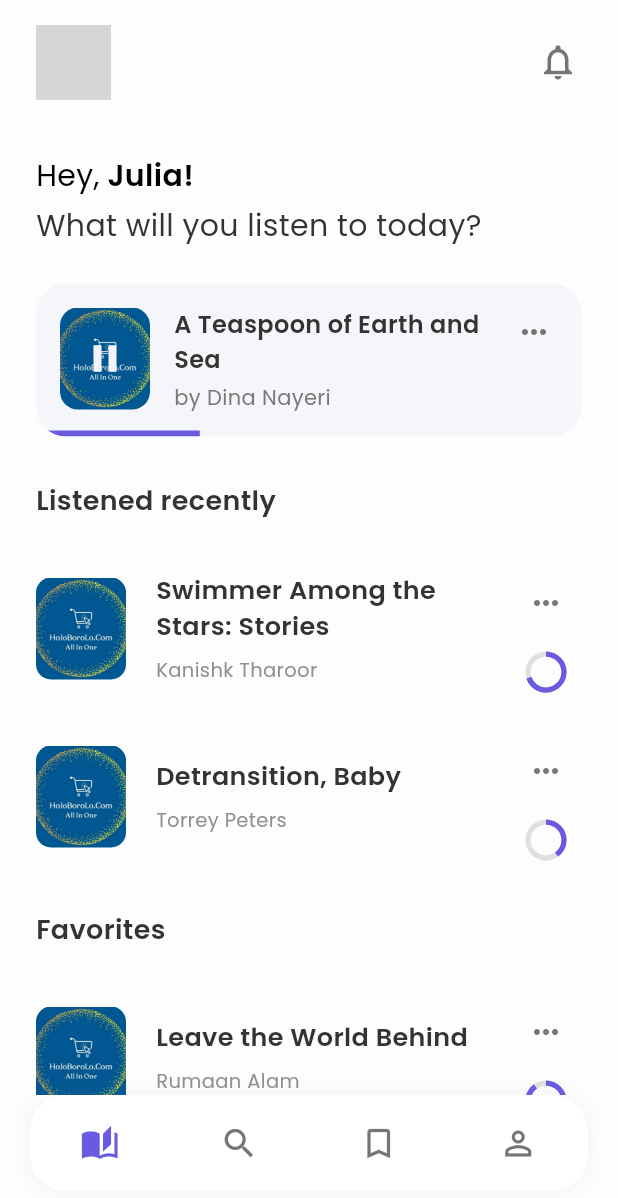
After one commit to moinulislam0/pinterest_ui, a Flutter app: the AudiobookHomeScreen screen opened directly, on a phone screen of 412 x 824 dp. The commit adds this screen. Shown: the top 1198 px of the screen. Run offline on Flutter 3.47's test engine with Material 3 defaults, Android fonts, the phone set to English and light mode, and no system bars; grey boxes are pictures that could not be loaded.

Commit message:
music screen 1st screen completed

```diff
--- a/lib/core/colors.dart
+++ b/lib/core/colors.dart
@@ -59,4 +59,9 @@ class AppColors {
   static const Color navIconActive = Color(0xFF00C853);
   static const Color navIconInactive = Color(0xFFBDBDBD);
   static const Color orange = Color(0xFFe47a12);
+
+  static const Color iconColor = Color(0xFF757575);
+  static const Color progressTrack = Color(0xFFE0E0E0);
+  static const Color playGrColor = Color(0xFFf5f6fa);
+  static const Color bg = Color(0xFFfdfdfd);
 }
--- a/lib/core/images.dart
+++ b/lib/core/images.dart
@@ -3,4 +3,5 @@ class AppsImages {
   static const String con_man = 'assets/images/con_man.png';
   static const String con_mac = 'assets/images/con_mac.png';
   static const String plumber = 'assets/images/ele.png';
+  static const String swm = 'assets/images/swm.jpg';
 }
--- /dev/null
+++ b/lib/music_Screen/design1.dart
@@ -0,0 +1,460 @@
+import 'package:flutter/material.dart';
+import 'package:pinterest_ui/core/colors.dart';
+import 'package:pinterest_ui/core/images.dart';
+
+class AudiobookHomeScreen extends StatefulWidget {
+  const AudiobookHomeScreen({super.key});
+
+  @override
+  State<AudiobookHomeScreen> createState() => _AudiobookHomeScreenState();
+}
+
+class _AudiobookHomeScreenState extends State<AudiobookHomeScreen> {
+  int _selectedIndex = 0;
+
+  void onItemTapped(int index) {
+    setState(() {
+      _selectedIndex = index;
+    });
+  }
+
+  @override
+  Widget build(BuildContext context) {
+    return Scaffold(
+      appBar: AppBar(
+        toolbarHeight: 83,
+        backgroundColor: AppColors.bg,
+        title: Padding(
+          padding: const EdgeInsets.only(left: 8),
+          child: AppBarWidget(key: ValueKey('app_bar_widget')),
+        ),
+        automaticallyImplyLeading: false,
+        scrolledUnderElevation: 0,
+        elevation: 0,
+      ),
+      backgroundColor: AppColors.bg,
+      body: SafeArea(
+        bottom: false,
+        child: Column(
+          children: [
+            Expanded(
+              child: SingleChildScrollView(
+                child: Padding(
+                  padding: const EdgeInsets.symmetric(horizontal: 24.0),
+                  child: Column(
+                    crossAxisAlignment: CrossAxisAlignment.start,
+                    children: [
+                      const SizedBox(height: 20),
+
+                      const GreetingWidget(),
+                      const SizedBox(height: 24),
+                      const CurrentlyPlayingCard(),
+                      const SizedBox(height: 30),
+                      const SectionHeader(title: "Listened recently"),
+                      const SizedBox(height: 16),
+                      const BookListItem(
+                        title: 'Swimmer Among the Stars: Stories',
+                        author: 'Kanishk Tharoor',
+                        progress: 0.7,
+                        img: AppsImages.swm,
+                      ),
+                      const BookListItem(
+                        title: 'Detransition, Baby',
+                        author: 'Torrey Peters',
+                        progress: 0.4,
+                        img: AppsImages.swm,
+                      ),
+                      const SizedBox(height: 20),
+                      const SectionHeader(title: "Favorites"),
+                      const SizedBox(height: 16),
+                      const BookListItem(
+                        title: 'Leave the World Behind',
+                        author: 'Rumaan Alam',
+                        progress: 0.9,
+                        img: AppsImages.swm,
+                      ),
+                      const SizedBox(
+                        height: 100,
+                      ), // স্ক্রলিং এর জন্য অতিরিক্ত জায়গা
+                    ],
+                  ),
+                ),
+              ),
+            ),
+          ],
+        ),
+      ),
+      bottomNavigationBar: BottomNavBar(
+        selectedIndex: _selectedIndex,
+        onItemTapped: onItemTapped,
+      ),
+    );
+  }
+}
+
+// উপরের অ্যাপ বার
+class AppBarWidget extends StatelessWidget {
+  const AppBarWidget({super.key});
+
+  @override
+  Widget build(BuildContext context) {
+    return Row(
+      mainAxisAlignment: MainAxisAlignment.spaceBetween,
+      children: [
+        Container(
+          width: 50.0, // একটি নির্দিষ্ট चौड़ाई দিন
+          height: 50.0,
+          decoration: BoxDecoration(
+            borderRadius: BorderRadius.circular(30),
+            image: DecorationImage(
+              image: AssetImage(AppsImages.appLogo),
+              fit: BoxFit.cover,
+            ),
+          ),
+        ),
+        IconButton(
+          icon: const Icon(
+            Icons.notifications_none_outlined,
+            size: 28,
+            color: AppColors.iconColor,
+          ),
+          onPressed: () {},
+        ),
+      ],
+    );
+  }
+}
+
+// অভিবাদন টেক্সট
+class GreetingWidget extends StatelessWidget {
+  const GreetingWidget({super.key});
+
+  @override
+  Widget build(BuildContext context) {
+    return Column(
+      crossAxisAlignment: CrossAxisAlignment.start,
+      children: [
+        Wrap(
+          children: [
+            Text(
+              'Hey,',
+              style: TextStyle(
+                fontSize: 20,
+                fontWeight: FontWeight.w400,
+                color: AppColors.secondaryText,
+              ),
+            ),
+            Text(
+              ' Julia!',
+              style: TextStyle(
+                fontSize: 20,
+                fontWeight: FontWeight.w600,
+                color: AppColors.secondaryText,
+              ),
+            ),
+          ],
+        ),
+        SizedBox(height: 4),
+        Text(
+          'What will you listen to today?',
+          style: TextStyle(
+            fontSize: 20,
+            fontWeight: FontWeight.w400,
+            color: AppColors.primaryText,
+          ),
+        ),
+      ],
+    );
+  }
+}
+
+class CurrentlyPlayingCard extends StatelessWidget {
+  const CurrentlyPlayingCard({super.key});
+
+  @override
+  Widget build(BuildContext context) {
+    const double cardBorderRadius = 20.0;
+
+    return Container(
+      decoration: BoxDecoration(
+        borderRadius: BorderRadius.circular(cardBorderRadius),
+      ),
+      // Stack এর চাইল্ডগুলোকে গোলাকার বর্ডারের ভেতরে রাখার জন্য ClipRRect
+      child: ClipRRect(
+        borderRadius: BorderRadius.circular(cardBorderRadius),
+        child: Stack(
+          children: [
+            // Layer 1: মূল কন্টেন্ট এবং ব্যাকগ্রাউন্ড
+            Container(
+              color: AppColors.playGrColor,
+              padding: const EdgeInsets.all(16.0),
+              child: Row(
+                crossAxisAlignment: CrossAxisAlignment.start,
+                children: [
+                  Container(
+                    width: 60,
+                    height: 68,
+                    decoration: BoxDecoration(
+                      color: AppColors.playGrColor,
+                      borderRadius: BorderRadius.circular(12.0),
+                      image: DecorationImage(
+                        image: AssetImage(AppsImages.swm),
+                        fit: BoxFit.cover,
+                      ),
+                    ),
+                    child: const Icon(
+                      Icons.pause,
+                      color: AppColors.background,
+                      size: 30,
+                    ),
+                  ),
+                  const SizedBox(width: 16),
+
+                  Expanded(
+                    child: Row(
+                      crossAxisAlignment: CrossAxisAlignment.start,
+                      children: [
+                        const Expanded(
+                          child: Column(
+                            crossAxisAlignment: CrossAxisAlignment.start,
+                            children: [
+                              Text(
+                                'A Teaspoon of Earth and Sea',
+                                style: TextStyle(
+                                  fontSize: 16,
+                                  fontWeight: FontWeight.w600,
+                                  color: AppColors.primaryText,
+                                ),
+                              ),
+                              SizedBox(height: 4),
+                              Text(
+                                'by Dina Nayeri',
+                                style: TextStyle(
+                                  fontSize: 14,
+                                  color: Color.fromARGB(255, 122, 121, 121),
+                                ),
+                              ),
+                            ],
+                          ),
+                        ),
+                        const SizedBox(width: 16),
+                        Material(
+                          color: Colors.transparent,
+                          child: InkWell(
+                            customBorder: const CircleBorder(),
+                            onTap: () {},
+                            child: const Padding(
+                              padding: EdgeInsets.all(4.0),
+                              child: Icon(
+                                Icons.more_horiz,
+                                color: AppColors.iconColor,
+                              ),
+                            ),
+                          ),
+                        ),
+                      ],
+                    ),
+                  ),
+                ],
+              ),
+            ),
+            // Layer 2: Progress Indicator (Stack এর উপরে বসানো)
+            Positioned(
+              bottom: 0,
+              left: 0,
+              right: 0,
+              child: const LinearProgressIndicator(
+                value: 0.3,
+                backgroundColor: Colors.transparent,
+                valueColor: AlwaysStoppedAnimation<Color>(AppColors.eventBlue),
+                minHeight: 4,
+              ),
+            ),
+          ],
+        ),
+      ),
+    );
+  }
+}
+
+// সেকশনের হেডার
+class SectionHeader extends StatelessWidget {
+  final String title;
+  const SectionHeader({super.key, required this.title});
+
+  @override
+  Widget build(BuildContext context) {
+    return Text(
+      title,
+      style: const TextStyle(
+        fontSize: 18,
+        fontWeight: FontWeight.w600,
+        color: AppColors.primaryText,
+      ),
+    );
+  }
+}
+
+// অডিওবুকের লিস্ট আইটেম
+class BookListItem extends StatelessWidget {
+  final String title;
+  final String author;
+  final double progress;
+  final String img;
+
+  const BookListItem({
+    super.key,
+    required this.title,
+    required this.author,
+    required this.progress,
+    required this.img,
+  });
+
+  @override
+  Widget build(BuildContext context) {
+    return Padding(
+      padding: const EdgeInsets.symmetric(vertical: 15.0),
+      child: Row(
+        children: [
+          SizedBox(
+            width: 60,
+            height: 68,
+
+            child: ClipRRect(
+              borderRadius: BorderRadius.circular(10.0),
+              child: Image.asset(img, fit: BoxFit.cover),
+            ),
+          ),
+
+          // --- --- --- --- --- ---
+          const SizedBox(width: 20),
+          Expanded(
+            child: Column(
+              crossAxisAlignment: CrossAxisAlignment.start,
+
+              children: [
+                Text(
+                  title,
+                  style: const TextStyle(
+                    fontSize: 17,
+                    fontWeight: FontWeight.w600,
+                    color: AppColors.primaryText,
+                  ),
+                ),
+                SizedBox(height: 8),
+                Text(
+                  author,
+                  style: const TextStyle(
+                    fontSize: 13,
+                    color: Color.fromARGB(255, 145, 143, 143),
+                  ),
+                ),
+              ],
+            ),
+          ),
+          SizedBox(width: 20),
+          Column(
+            children: [
+              IconButton(
+                padding: EdgeInsets.zero,
+                constraints: const BoxConstraints(),
+                icon: const Icon(Icons.more_horiz, color: AppColors.iconColor),
+                onPressed: () {},
+              ),
+              SizedBox(height: 10),
+              SizedBox(
+                width: 24,
+                height: 24,
+                child: CircularProgressIndicator(
+                  value: progress,
+                  strokeWidth: 3.5,
+                  backgroundColor: AppColors.progressTrack,
+                  valueColor: const AlwaysStoppedAnimation<Color>(
+                    AppColors.eventBlue,
+                  ),
+                ),
+              ),
+            ],
+          ),
+        ],
+      ),
+    );
+  }
+}
+
+// নিচের নেভিগেশন বার
+class BottomNavBar extends StatelessWidget {
+  final int selectedIndex;
+  final Function(int) onItemTapped;
+
+  const BottomNavBar({
+    super.key,
+    required this.selectedIndex,
+    required this.onItemTapped,
+  });
+
+  @override
+  Widget build(BuildContext context) {
+    return Padding(
+      padding: const EdgeInsets.only(bottom: 30, left: 20, right: 20),
+      child: Container(
+        padding: const EdgeInsets.symmetric(
+          vertical: 8.0,
+        ), // আইকনগুলোর উপরে-নিচে একটু জায়গা দেওয়ার জন্য
+        decoration: BoxDecoration(
+          color: AppColors.cardBackground,
+          borderRadius: BorderRadius.circular(24),
+          boxShadow: [
+            BoxShadow(
+              color: Colors.grey.withOpacity(0.1),
+              spreadRadius: 1,
+              blurRadius: 10,
+            ),
+          ],
+        ),
+        child: Row(
+          // mainAxisAlignment.spaceAround ব্যবহার করে আইটেমগুলোকে মাঝখানে আনা হয়েছে
+          mainAxisAlignment: MainAxisAlignment.spaceAround,
+          children: [
+            _buildNavItem(
+              icon: Icons.auto_stories_outlined,
+              activeIcon: Icons.auto_stories,
+              index: 0,
+            ),
+            _buildNavItem(icon: Icons.search, index: 1),
+            _buildNavItem(
+              icon: Icons.bookmark_border,
+              activeIcon: Icons.bookmark,
+              index: 2,
+            ),
+            _buildNavItem(
+              icon: Icons.person_outline,
+              activeIcon: Icons.person,
+              index: 3,
+            ),
+          ],
+        ),
+      ),
+    );
+  }
+
+  // প্রতিটি নেভিগেশন আইটেম তৈরি করার জন্য একটি Helper Widget
+  Widget _buildNavItem({
+    required IconData icon,
+    IconData? activeIcon,
+    required int index,
+  }) {
+    // বর্তমান আইটেমটি নির্বাচিত কিনা তা পরীক্ষা করা হচ্ছে
+    final isSelected = selectedIndex == index;
+
+    return IconButton(
+      onPressed: () => onItemTapped(index),
+      icon: Icon(
+        // যদি নির্বাচিত থাকে এবং activeIcon থাকে, তবে সেটি দেখানো হবে, নাহলে সাধারণ আইকন
+        isSelected ? (activeIcon ?? icon) : icon,
+        color: isSelected ? AppColors.eventBlue : AppColors.iconColor,
+        size: 26, // আইকনের সাইজ
+      ),
+    );
+  }
+}
--- a/lib/pages/pages.dart
+++ b/lib/pages/pages.dart
@@ -5,6 +5,7 @@ import 'package:pinterest_ui/App%20Project/design3.dart';
 import 'package:pinterest_ui/Mobile%20Ui/design1.dart';
 import 'package:pinterest_ui/Mobile%20Ui/design2.dart';
 import 'package:pinterest_ui/Mobile%20Ui/design3.dart';
+import 'package:pinterest_ui/music_Screen/design1.dart';
 
 class Pages extends StatelessWidget {
   const Pages({super.key});
@@ -70,6 +71,15 @@ class Pages extends StatelessWidget {
               },
               child: Text("AppProject Design3"),
             ),
+            ElevatedButton(
+              onPressed: () {
+                Navigator.push(
+                  context,
+                  MaterialPageRoute(builder: (context) => AudiobookHomeScreen()),
+                );
+              },
+              child: Text("Audiobook Home Screen"),
+            ),
           ],
         ),
       ),
```
Also changed, not shown: assets/images/swm.jpg (added).
